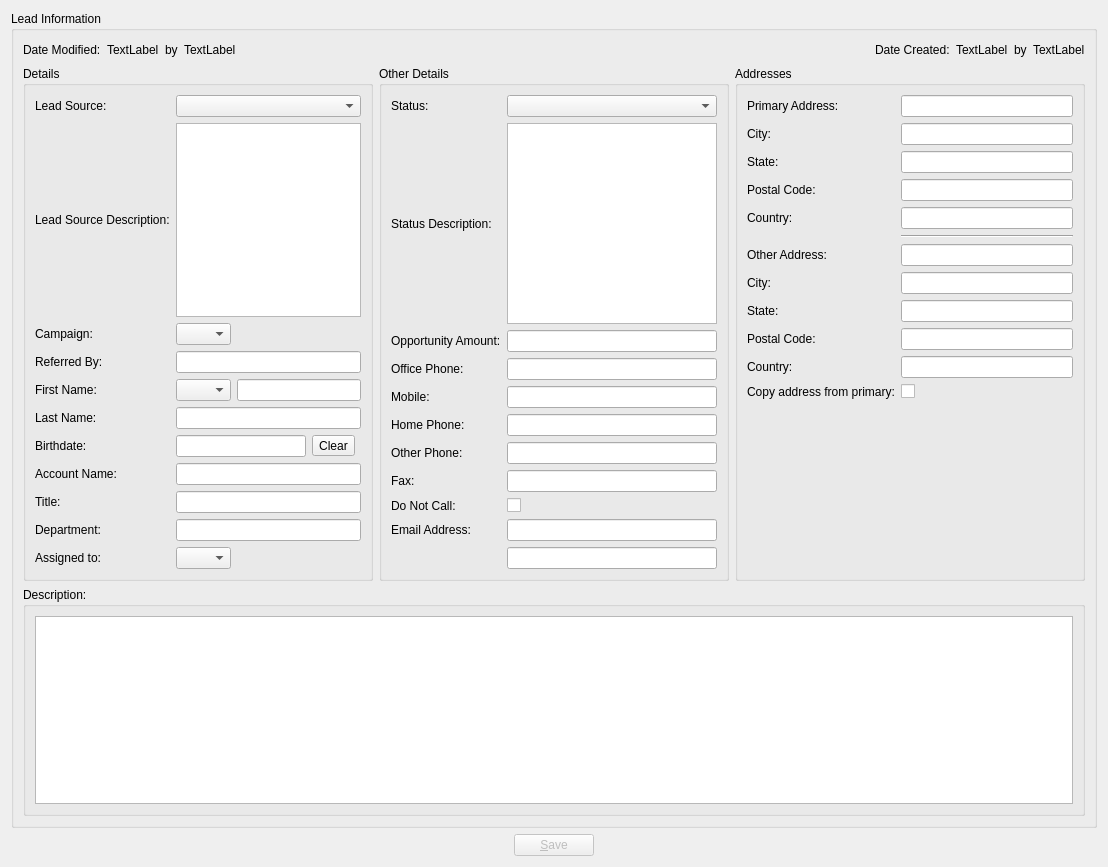
This is client/src/leaddetails.ui in KDAB/FatCRM as Qt 5 draws it before an edit. The edited form follows.
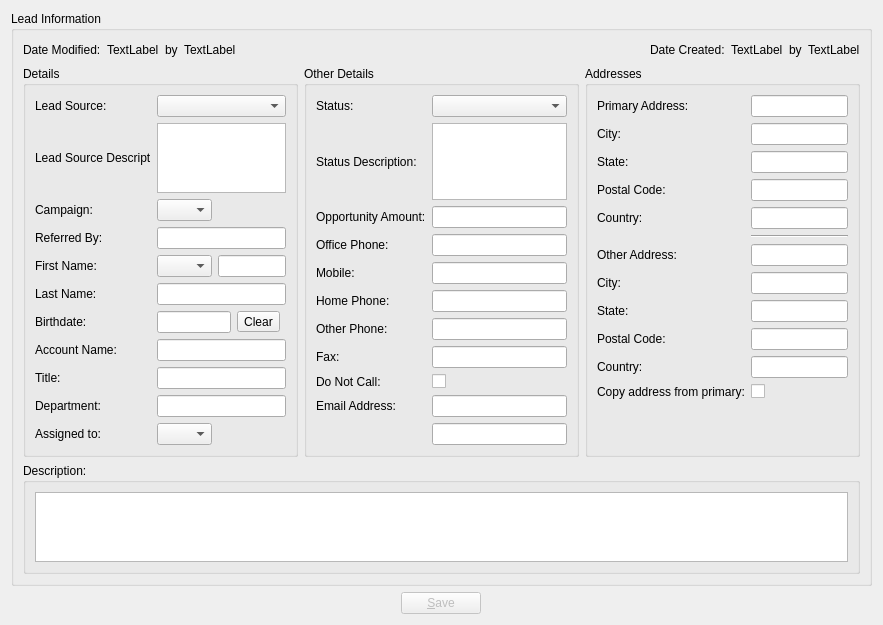
This is the edited form.

Commit message: ui adjustments - fixes FATCRM-27

Patch:
```diff
--- a/client/src/leaddetails.ui
+++ b/client/src/leaddetails.ui
@@ -6,20 +6,20 @@
    <rect>
     <x>0</x>
     <y>0</y>
-    <width>1086</width>
-    <height>867</height>
+    <width>861</width>
+    <height>622</height>
    </rect>
   </property>
   <property name="windowTitle">
    <string>Form</string>
   </property>
-  <layout class="QGridLayout" name="gridLayout_6">
+  <layout class="QGridLayout" name="gridLayout_2">
    <item row="0" column="0" colspan="3">
     <widget class="QGroupBox" name="leadInformationGB">
      <property name="title">
       <string>Lead Information</string>
      </property>
-     <layout class="QGridLayout" name="gridLayout_2">
+     <layout class="QGridLayout" name="gridLayout_6">
       <item row="0" column="0">
        <layout class="QGridLayout" name="gridLayout">
         <item row="0" column="0">
@@ -99,7 +99,7 @@
          <widget class="QGroupBox" name="detailsBox">
           <property name="minimumSize">
            <size>
-            <width>350</width>
+            <width>275</width>
             <height>0</height>
            </size>
           </property>
@@ -376,7 +376,7 @@
          <widget class="QGroupBox" name="otherDetailsBox">
           <property name="minimumSize">
            <size>
-            <width>350</width>
+            <width>275</width>
             <height>0</height>
            </size>
           </property>
@@ -553,7 +553,7 @@
          <widget class="QGroupBox" name="addressesBox">
           <property name="minimumSize">
            <size>
-            <width>350</width>
+            <width>275</width>
             <height>0</height>
            </size>
           </property>
```
The commit also changes 4 other files.
